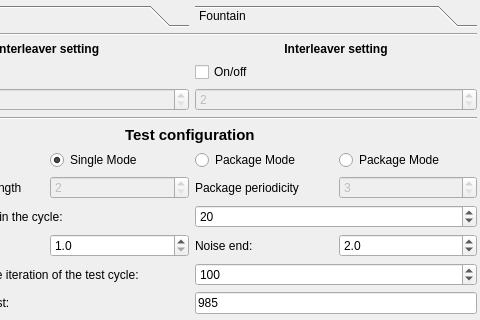
Before: the Qt Designer form src/GUI/UI/window.ui in Banifest/Codding, drawn with Qt 5; both pictures show x 94 to 574 and y 247 to 567 of the 574 by 741 pixel window.
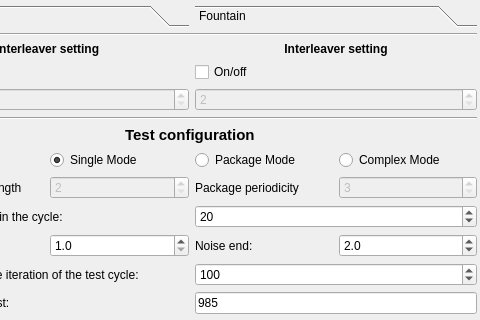
After: the same form once the commit is applied.

Diff of the .ui file:
```diff
--- a/src/GUI/UI/window.ui
+++ b/src/GUI/UI/window.ui
@@ -778,7 +778,7 @@
                      <item>
                          <widget class="QRadioButton" name="mixedErrorModeRadio">
                              <property name="text">
-                                 <string>Package Mode</string>
+                                 <string>Complex Mode</string>
                              </property>
                          </widget>
                      </item>
```
Left out of the diff: 2 changed lines with no effect on the pictures.
